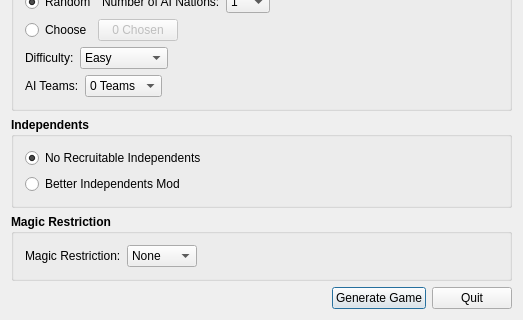
The window that dom3ai.ui (larzm42/Dom-3-AI) describes before a commit, drawn with Qt 5; both pictures show x 0 to 523 and y 372 to 692 of the 523 by 692 pixel window.
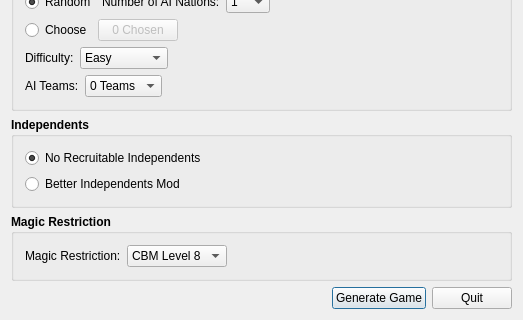
The same window after the commit. Icons and pictures are not drawn.

Commit message: Add combo option

```diff
--- a/dom3ai.ui
+++ b/dom3ai.ui
@@ -740,7 +740,7 @@
           </property>
           <item>
            <property name="text">
-            <string>None</string>
+            <string>CBM Level 8</string>
            </property>
           </item>
           <item>
```
Left out of the diff: 5 changed lines with no effect on the pictures.
